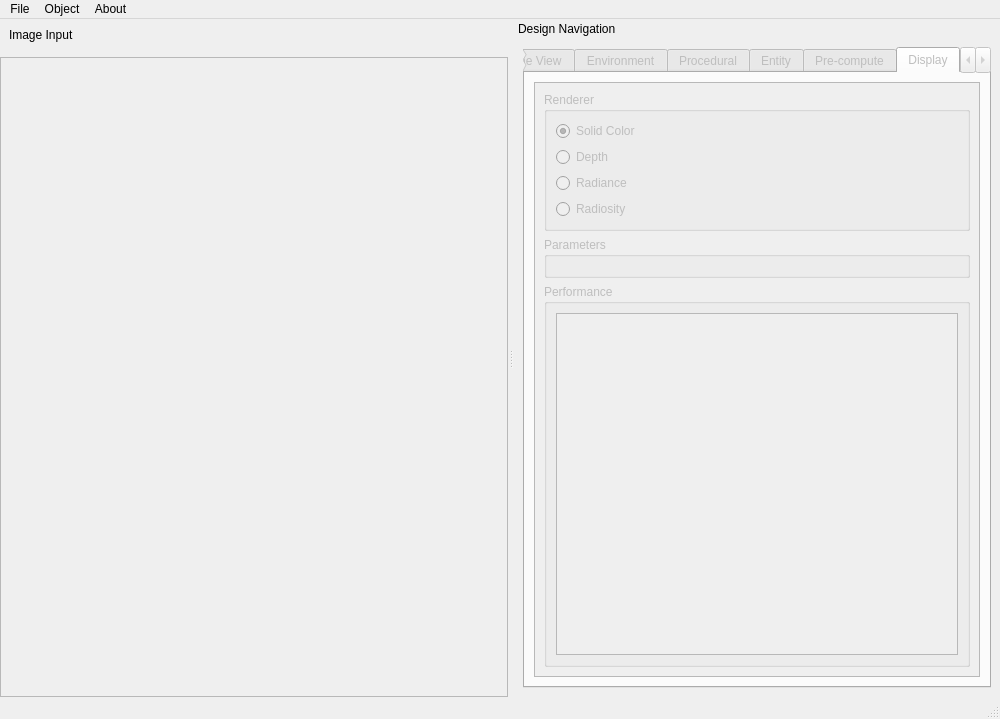
Above: editor/editor_window.ui from e8yes/e8yes-terrain before the change. Below: the same form after it.
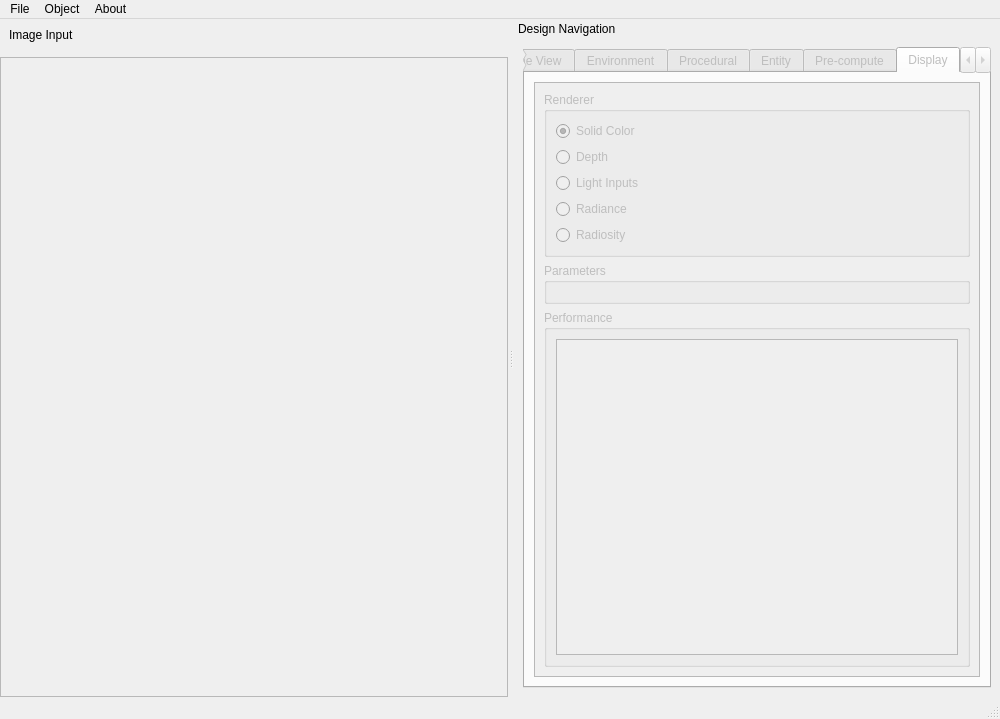
That is the form after the change. The open tabs and pages were chosen to show the change.

Commit message: Adds light inputs renderer to the UI.

What changed in the file:
```diff
--- a/editor/editor_window.ui
+++ b/editor/editor_window.ui
@@ -904,6 +904,13 @@
                   </property>
                  </widget>
                 </item>
+                <item>
+                 <widget class="QRadioButton" name="light_inputs_rend_radial">
+                  <property name="text">
+                   <string>Light Inputs</string>
+                  </property>
+                 </widget>
+                </item>
                 <item>
                  <widget class="QRadioButton" name="radiance_rend_radial">
                   <property name="text">
```
The commit also changes 4 other files.
